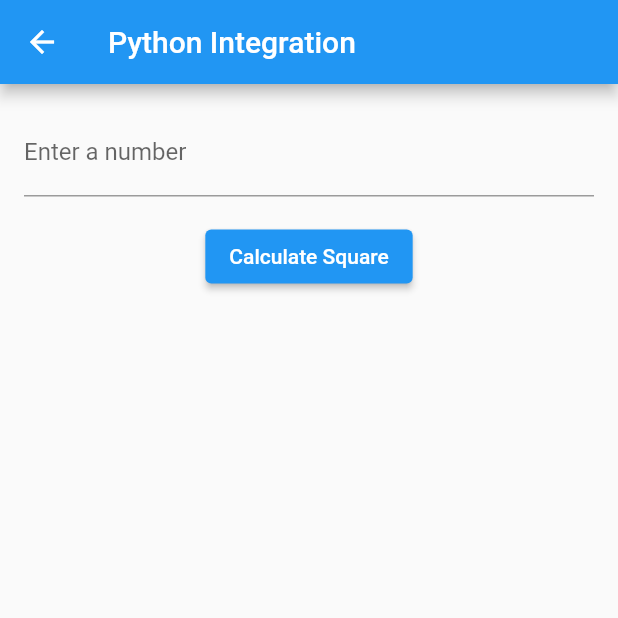
After one commit to BoleBlaz/Projekt_FERI, a Flutter app: the screen it shows after launch, after a tap on "Obraz", on a phone screen of 412 x 824 dp, the top half of it. The commit adds this screen. Run offline on Flutter 3.47's test engine with Material 2 defaults, Android fonts, the phone set to English and light mode, and no system bars; our stand-ins replace geocoding, geolocator, shared_preferences; accounts and stored records are empty; network calls fail.

Commit message:
integracija python v flutter(flask)

```diff
--- /dev/null
+++ b/projekt/lib/screens/face.dart
@@ -0,0 +1,100 @@
+import 'dart:convert';
+import 'package:flutter/material.dart';
+import 'package:http/http.dart' as http;
+
+class Face extends StatefulWidget {
+  const Face({Key? key}) : super(key: key);
+
+  @override
+  _FaceState createState() => _FaceState();
+}
+
+class _FaceState extends State<Face> {
+  final TextEditingController numberController = TextEditingController();
+
+  Future<String> calculateSquare(int number) async {
+    var url = Uri.parse('http://beoflere.com/FERI_projekt/faceApp');
+    var headers = {'Content-Type': 'application/json'};
+    var body = jsonEncode({'number': number});
+
+    var response = await http.post(url, headers: headers, body: body);
+    print('Response Body: ${response.body}');
+    print('Response Status Code: ${response.statusCode}');
+
+    if (response.statusCode == 200) {
+      var result = jsonDecode(response.body);
+      var square = result['square'];
+      return square.toString();
+    } else {
+      throw Exception('Failed to calculate square');
+    }
+  }
+
+  @override
+  Widget build(BuildContext context) {
+    return Scaffold(
+      appBar: AppBar(
+        title: Text('Python Integration'),
+      ),
+      body: Padding(
+        padding: EdgeInsets.all(16.0),
+        child: Column(
+          children: [
+            TextField(
+              controller: numberController,
+              decoration: InputDecoration(labelText: 'Enter a number'),
+              keyboardType: TextInputType.number,
+            ),
+            SizedBox(height: 16.0),
+            ElevatedButton(
+              onPressed: () async {
+                final number = int.tryParse(numberController.text);
+                if (number != null) {
+                  try {
+                    final squareResult = await calculateSquare(number);
+                    showDialog(
+                      context: context,
+                      builder: (BuildContext context) {
+                        return AlertDialog(
+                          title: Text('Square Result'),
+                          content: Text('The square is: $squareResult'),
+                          actions: [
+                            TextButton(
+                              child: Text('Close'),
+                              onPressed: () {
+                                Navigator.of(context).pop();
+                              },
+                            ),
+                          ],
+                        );
+                      },
+                    );
+                  } catch (e) {
+                    showDialog(
+                      context: context,
+                      builder: (BuildContext context) {
+                        return AlertDialog(
+                          title: Text('Error'),
+                          content: Text('Failed to calculate square'),
+                          actions: [
+                            TextButton(
+                              child: Text('Close'),
+                              onPressed: () {
+                                Navigator.of(context).pop();
+                              },
+                            ),
+                          ],
+                        );
+                      },
+                    );
+                  }
+                }
+              },
+              child: Text('Calculate Square'),
+            ),
+          ],
+        ),
+      ),
+    );
+  }
+}
--- a/projekt/lib/screens/login.dart
+++ b/projekt/lib/screens/login.dart
@@ -2,6 +2,7 @@
 
 import 'package:flutter/material.dart';
 import 'package:projekt/screens/menu.dart';
+import 'package:projekt/screens/face.dart';
 import 'package:projekt/screens/register.dart';
 import '../models/user.dart';
 
@@ -29,6 +30,12 @@ class _LoginScreenState extends State<LoginScreen> {
       MaterialPageRoute(builder: (context) => RegisterScreen()),
       (route) => false, // Always return false to remove all routes
     );
+  }
+
+  showFacePage() {
+    Navigator.of(context).push(MaterialPageRoute(builder: (context) {
+      return Face();
+    }));
   }
 
   @override
@@ -114,6 +121,18 @@ class _LoginScreenState extends State<LoginScreen> {
                           ),
                         ),
                       ),
+                      Container(
+                          child: ElevatedButton(
+                        onPressed: showFacePage,
+                        child: Text('Obraz'),
+                        style: ElevatedButton.styleFrom(
+                          backgroundColor: Colors.black,
+                          fixedSize: Size(250, 45),
+                          shape: RoundedRectangleBorder(
+                            borderRadius: BorderRadius.circular(10),
+                          ),
+                        ),
+                      )),
                       SizedBox(height: 32),
                       Row(
                         mainAxisAlignment: MainAxisAlignment.center,
```
Also changed, not shown: projekt/lib/main.dart (+7 -1 lines).
